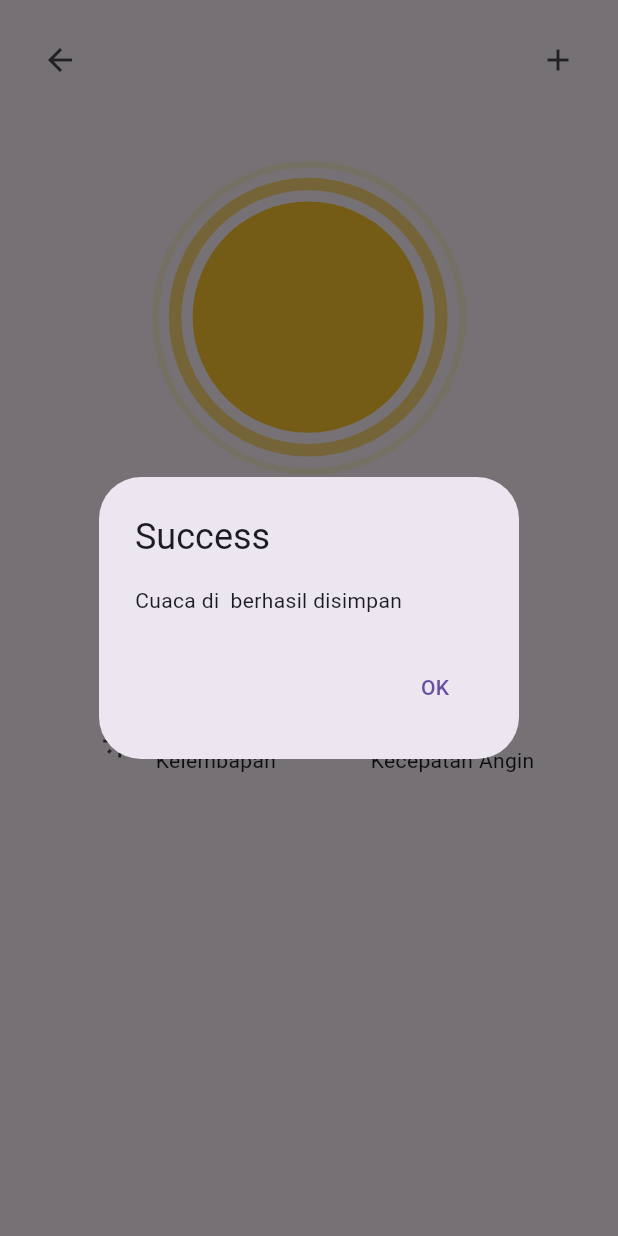
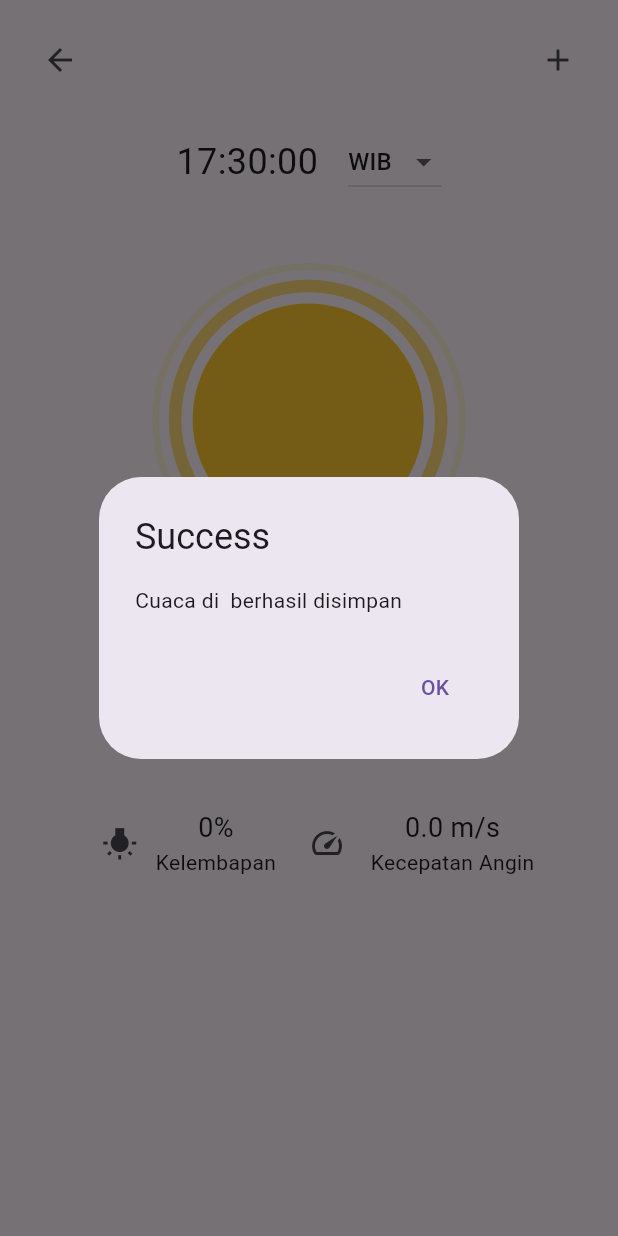
Before and after one commit to jeremykenneth7/weather_app_flutter, a Flutter app: the SearchResultPage screen opened directly with empty values, after a tap on the "add" icon, on a phone screen of 412 x 824 dp. Run offline on Flutter 3.47's test engine with Material 3 defaults, Android fonts, the phone set to English and light mode, and no system bars; our stand-ins replace geocoding, geolocator, lottie, shared_preferences; accounts and stored records are empty.

Commit message:
Add waktu

```diff
--- a/lib/home.dart
+++ b/lib/home.dart
@@ -2,9 +2,9 @@ import 'package:flutter/material.dart';
 import 'package:intl/intl.dart';
 import 'package:lottie/lottie.dart';
 import 'package:shared_preferences/shared_preferences.dart';
+import 'package:weather_app_flutter/login.dart';
 import 'package:weather_app_flutter/model/model.dart';
 import 'package:weather_app_flutter/services/services.dart';
-import 'package:weather_app_flutter/login.dart';
 
 class WeatherPage extends StatefulWidget {
   const WeatherPage({super.key});
@@ -111,14 +111,14 @@ class _WeatherPageState extends State<WeatherPage> {
 
     switch (timeZone) {
       case 'WITA':
-        convertedTime = now.toUtc().add(Duration(hours: 8)); // WITA (GMT+8)
+        convertedTime = now.toUtc().add(const Duration(hours: 8));
         break;
       case 'WIT':
-        convertedTime = now.toUtc().add(Duration(hours: 9)); // WIT (GMT+9)
+        convertedTime = now.toUtc().add(const Duration(hours: 9));
         break;
       case 'WIB':
       default:
-        convertedTime = now.toUtc().add(Duration(hours: 7)); // WIB (GMT+7)
+        convertedTime = now.toUtc().add(const Duration(hours: 7));
         break;
     }
 
@@ -164,8 +164,9 @@ class _WeatherPageState extends State<WeatherPage> {
   @override
   Widget build(BuildContext context) {
     return Scaffold(
+      resizeToAvoidBottomInset: true,
       body: SafeArea(
-        child: Padding(
+        child: SingleChildScrollView(
           padding: const EdgeInsets.all(16.0),
           child: Column(
             children: [
@@ -200,7 +201,8 @@ class _WeatherPageState extends State<WeatherPage> {
               Row(
                 mainAxisAlignment: MainAxisAlignment.center,
                 children: [
-                  Text('${getCurrentTime(_selectedTimeZone)}', style: const TextStyle(fontSize: 24)),
+                  Text(getCurrentTime(_selectedTimeZone),
+                      style: const TextStyle(fontSize: 24)),
                   const SizedBox(width: 20),
                   DropdownButton<String>(
                     value: _selectedTimeZone,
@@ -283,10 +285,17 @@ class _WeatherPageState extends State<WeatherPage> {
   }
 }
 
-class SearchResultPage extends StatelessWidget {
+class SearchResultPage extends StatefulWidget {
   final Weather weather;
 
-  const SearchResultPage({required this.weather, Key? key}) : super(key: key);
+  const SearchResultPage({required this.weather, super.key});
+
+  @override
+  _SearchResultPageState createState() => _SearchResultPageState();
+}
+
+class _SearchResultPageState extends State<SearchResultPage> {
+  String _selectedTimeZone = 'WIB';
 
   String getWeatherAnimation(String? mainCondition) {
     switch (mainCondition) {
@@ -342,11 +351,31 @@ class SearchResultPage extends StatelessWidget {
     await prefs.setDouble('saved_windSpeed', weather.windSpeed);
   }
 
+  String getCurrentTime(String timeZone) {
+    final now = DateTime.now();
+    DateTime convertedTime;
+
+    switch (timeZone) {
+      case 'WITA':
+        convertedTime = now.toUtc().add(const Duration(hours: 8));
+        break;
+      case 'WIT':
+        convertedTime = now.toUtc().add(const Duration(hours: 9));
+        break;
+      case 'WIB':
+      default:
+        convertedTime = now.toUtc().add(const Duration(hours: 7));
+        break;
+    }
+
+    return DateFormat('HH:mm:ss').format(convertedTime);
+  }
+
   @override
   Widget build(BuildContext context) {
     return Scaffold(
       body: SafeArea(
-        child: Padding(
+        child: SingleChildScrollView(
           padding: const EdgeInsets.all(16.0),
           child: Column(
             children: [
@@ -359,29 +388,22 @@ class SearchResultPage extends StatelessWidget {
                       Navigator.pop(context);
                     },
                   ),
-                  if (weather != null)
                   Text(
-                      weather.cityName,
+                    widget.weather.cityName,
                     style: const TextStyle(
                         fontSize: 24, fontWeight: FontWeight.bold),
-                    )
-                  else
-                    const Text(
-                      'Loading...',
-                      style:
-                          TextStyle(fontSize: 24, fontWeight: FontWeight.bold),
                   ),
                   IconButton(
                     icon: const Icon(Icons.add),
                     onPressed: () {
-                      saveCityWeather(weather);
+                      saveCityWeather(widget.weather);
                       showDialog(
                         context: context,
                         builder: (BuildContext context) {
                           return AlertDialog(
                             title: const Text('Success'),
                             content: Text(
-                                'Cuaca di ${weather.cityName} berhasil disimpan'),
+                                'Cuaca di ${widget.weather.cityName} berhasil disimpan'),
                             actions: [
                               TextButton(
                                 onPressed: () {
@@ -398,17 +420,39 @@ class SearchResultPage extends StatelessWidget {
                 ],
               ),
               const SizedBox(height: 20),
-              if (weather != null) ...[
-                Lottie.asset(getWeatherAnimation(weather.mainCondition)),
+              Row(
+                mainAxisAlignment: MainAxisAlignment.center,
+                children: [
+                  Text(getCurrentTime(_selectedTimeZone),
+                      style: const TextStyle(fontSize: 24)),
+                  const SizedBox(width: 20),
+                  DropdownButton<String>(
+                    value: _selectedTimeZone,
+                    items: <String>['WIB', 'WITA', 'WIT'].map((String value) {
+                      return DropdownMenuItem<String>(
+                        value: value,
+                        child: Text(value),
+                      );
+                    }).toList(),
+                    onChanged: (String? newValue) {
+                      setState(() {
+                        _selectedTimeZone = newValue!;
+                      });
+                    },
+                  ),
+                ],
+              ),
+              const SizedBox(height: 20),
+              Lottie.asset(getWeatherAnimation(widget.weather.mainCondition)),
               const SizedBox(height: 10),
               Text(
-                  '${weather.temperature}°C',
-                  style: const TextStyle(
-                      fontSize: 38, fontWeight: FontWeight.bold),
+                '${widget.weather.temperature}°C',
+                style:
+                    const TextStyle(fontSize: 38, fontWeight: FontWeight.bold),
               ),
               const SizedBox(height: 10),
               Text(
-                  _translateCondition(weather.mainCondition),
+                _translateCondition(widget.weather.mainCondition),
                 style: const TextStyle(fontSize: 18),
               ),
               const SizedBox(height: 30),
@@ -424,7 +468,7 @@ class SearchResultPage extends StatelessWidget {
                       Column(
                         children: [
                           Text(
-                              '${weather.humidity}%',
+                            '${widget.weather.humidity}%',
                             style: const TextStyle(fontSize: 18),
                           ),
                           const Text('Kelembapan')
@@ -443,7 +487,7 @@ class SearchResultPage extends StatelessWidget {
                       Column(
                         children: [
                           Text(
-                              '${weather.windSpeed} m/s',
+                            '${widget.weather.windSpeed} m/s',
                             style: const TextStyle(fontSize: 18),
                           ),
                           const Text('Kecepatan Angin')
@@ -453,8 +497,6 @@ class SearchResultPage extends StatelessWidget {
                   ),
                 ],
               ),
-              ] else
-                const CircularProgressIndicator(),
             ],
           ),
         ),
```
Lines whose indentation alone changed are shown as unchanged.
